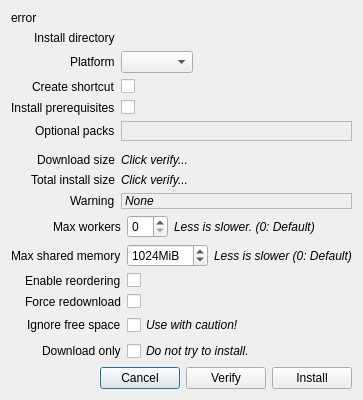
Before: the Qt Designer form rare/ui/components/dialogs/install_dialog.ui in RareDevs/Rare, drawn with Qt 5.
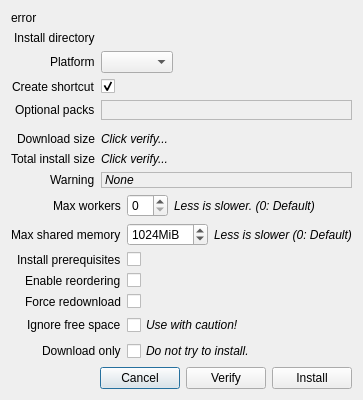
After: the same form once the commit is applied.

Commit message: Install prereqs by default on windows

Diff of the .ui file:
```diff
--- a/rare/ui/components/dialogs/install_dialog.ui
+++ b/rare/ui/components/dialogs/install_dialog.ui
@@ -6,8 +6,8 @@
    <rect>
     <x>0</x>
     <y>0</y>
-    <width>526</width>
-    <height>483</height>
+    <width>530</width>
+    <height>489</height>
    </rect>
   </property>
   <property name="windowTitle">
@@ -59,6 +59,9 @@
      <property name="text">
       <string>Create shortcut</string>
      </property>
+     <property name="alignment">
+      <set>Qt::AlignLeading|Qt::AlignLeft|Qt::AlignVCenter</set>
+     </property>
     </widget>
    </item>
    <item row="9" column="1">
@@ -66,24 +69,8 @@
      <property name="text">
       <string notr="true"/>
      </property>
-    </widget>
-   </item>
-   <item row="10" column="0">
-    <widget class="QLabel" name="install_preqs_lbl">
-     <property name="text">
-      <string>Install prerequisites</string>
-     </property>
-    </widget>
-   </item>
-   <item row="10" column="1">
-    <widget class="QCheckBox" name="install_preqs_check">
-     <property name="font">
-      <font>
-       <italic>true</italic>
-      </font>
-     </property>
-     <property name="text">
-      <string notr="true"/>
+     <property name="checked">
+      <bool>true</bool>
      </property>
     </widget>
    </item>
@@ -308,14 +295,14 @@
        </item>
       </layout>
      </item>
-     <item row="2" column="0">
+     <item row="3" column="0">
       <widget class="QLabel" name="dl_optimizations_label">
        <property name="text">
         <string>Enable reordering</string>
        </property>
       </widget>
      </item>
-     <item row="2" column="1">
+     <item row="3" column="1">
       <widget class="QCheckBox" name="dl_optimizations_check">
        <property name="text">
         <string notr="true"/>
@@ -325,14 +312,14 @@
        </property>
       </widget>
      </item>
-     <item row="3" column="0">
+     <item row="4" column="0">
       <widget class="QLabel" name="force_download_label">
        <property name="text">
         <string>Force redownload</string>
        </property>
       </widget>
      </item>
-     <item row="3" column="1">
+     <item row="4" column="1">
       <widget class="QCheckBox" name="force_download_check">
        <property name="sizePolicy">
         <sizepolicy hsizetype="Maximum" vsizetype="Fixed">
@@ -345,14 +332,14 @@
        </property>
       </widget>
      </item>
-     <item row="4" column="0">
+     <item row="5" column="0">
       <widget class="QLabel" name="ignore_space_label">
        <property name="text">
         <string>Ignore free space</string>
        </property>
       </widget>
      </item>
-     <item row="4" column="1">
+     <item row="5" column="1">
       <widget class="QCheckBox" name="ignore_space_check">
        <property name="sizePolicy">
         <sizepolicy hsizetype="Maximum" vsizetype="Fixed">
@@ -370,14 +357,14 @@
        </property>
       </widget>
      </item>
-     <item row="5" column="0">
+     <item row="6" column="0">
       <widget class="QLabel" name="download_only_label">
        <property name="text">
         <string>Download only</string>
        </property>
       </widget>
      </item>
-     <item row="5" column="1">
+     <item row="6" column="1">
       <widget class="QCheckBox" name="download_only_check">
        <property name="sizePolicy">
         <sizepolicy hsizetype="Maximum" vsizetype="Fixed">
@@ -395,6 +382,28 @@
        </property>
       </widget>
      </item>
+     <item row="2" column="0">
+      <widget class="QLabel" name="install_preqs_lbl">
+       <property name="text">
+        <string>Install prerequisites</string>
+       </property>
+      </widget>
+     </item>
+     <item row="2" column="1">
+      <widget class="QCheckBox" name="install_preqs_check">
+       <property name="font">
+        <font>
+         <italic>true</italic>
+        </font>
+       </property>
+       <property name="text">
+        <string notr="true"/>
+       </property>
+       <property name="checked">
+        <bool>false</bool>
+       </property>
+      </widget>
+     </item>
     </layout>
    </item>
    <item row="12" column="0" colspan="2">
```
The commit also changes 2 other files.
